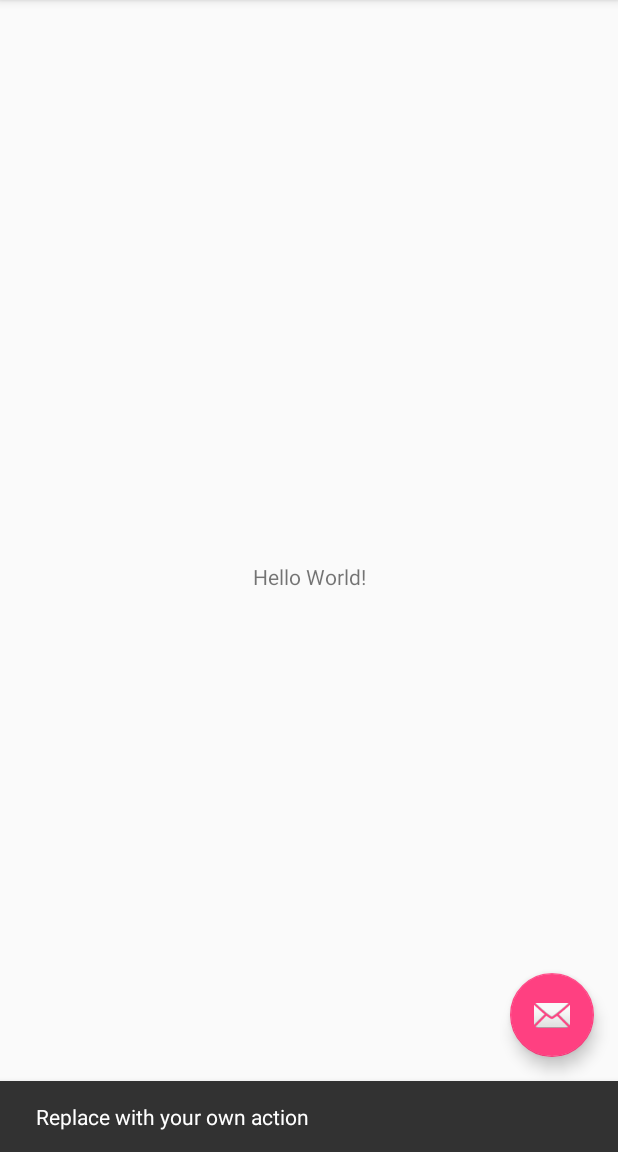
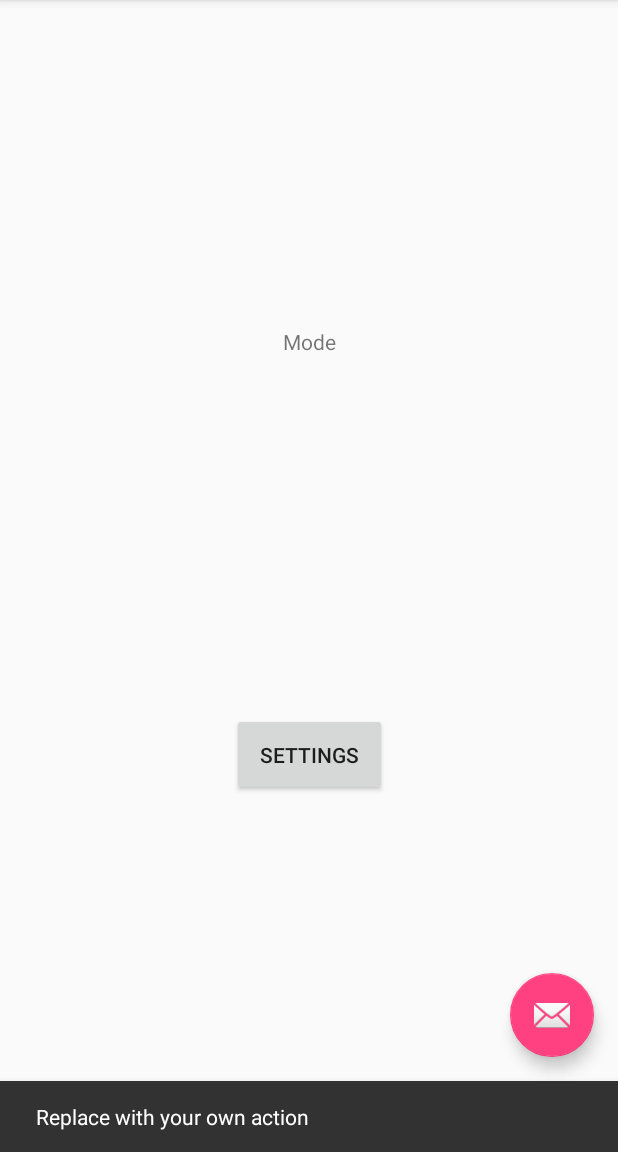
Before and after one commit to dbrewii/smart-nightlight, an Android app: the screen it shows after launch (MainActivity), after a tap on an icon or button, on a phone screen of 412 x 824 dp, the part 84-1236 px from its top. Run offline under Robolectric (Android 15) with nearby library versions, the phone set to English and light mode, and no system bars.

Commit message:
Added basic color picker activity

```diff
--- a/app/build.gradle
+++ b/app/build.gradle
@@ -27,5 +27,7 @@ dependencies {
     compile 'com.android.support:appcompat-v7:26.+'
     compile 'com.android.support.constraint:constraint-layout:1.0.2'
     compile 'com.android.support:design:26.+'
+    compile 'com.rarepebble:colorpicker:2.2.0'
     testCompile 'junit:junit:4.12'
+
 }
--- a/app/src/main/AndroidManifest.xml
+++ b/app/src/main/AndroidManifest.xml
@@ -19,6 +19,7 @@
                 <category android:name="android.intent.category.LAUNCHER" />
             </intent-filter>
         </activity>
+        <activity android:name=".SettingsActivity"></activity>
     </application>
 
 </manifest>
--- a/app/src/main/java/edu/memphis/teamhack/smart_nightlight/MainActivity.java
+++ b/app/src/main/java/edu/memphis/teamhack/smart_nightlight/MainActivity.java
@@ -8,9 +8,15 @@ import android.support.v7.widget.Toolbar;
 import android.view.View;
 import android.view.Menu;
 import android.view.MenuItem;
+import android.app.Activity;
+import android.content.Intent;
+import android.view.View.OnClickListener;
+import android.widget.Button;
+
+
 
 public class MainActivity extends AppCompatActivity {
-
+    Button button;
     @Override
     protected void onCreate(Bundle savedInstanceState) {
         super.onCreate(savedInstanceState);
@@ -24,8 +30,24 @@ public class MainActivity extends AppCompatActivity {
             public void onClick(View view) {
                 Snackbar.make(view, "Replace with your own action", Snackbar.LENGTH_LONG)
                         .setAction("Action", null).show();
+
             }
         });
+
+        // Locate the button in activity_main.xml
+        button = (Button) findViewById(R.id.button);
+
+        // Capture button clicks
+        button.setOnClickListener(new OnClickListener() {
+            public void onClick(View arg0) {
+
+                // Start NewActivity.class
+                Intent myIntent = new Intent(MainActivity.this,
+                        SettingsActivity.class);
+                startActivity(myIntent);
+            }
+        });
+
     }
 
     @Override
--- a/app/src/main/res/layout/activity_main.xml
+++ b/app/src/main/res/layout/activity_main.xml
@@ -20,8 +20,6 @@
 
     </android.support.design.widget.AppBarLayout>
 
-    <include layout="@layout/content_main" />
-
     <android.support.design.widget.FloatingActionButton
         android:id="@+id/fab"
         android:layout_width="wrap_content"
@@ -30,4 +28,6 @@
         android:layout_margin="@dimen/fab_margin"
         app:srcCompat="@android:drawable/ic_dialog_email" />
 
+    <include layout="@layout/content_main" />
+
 </android.support.design.widget.CoordinatorLayout>
--- a/app/src/main/res/layout/content_main.xml
+++ b/app/src/main/res/layout/content_main.xml
@@ -11,10 +11,22 @@
     <TextView
         android:layout_width="wrap_content"
         android:layout_height="wrap_content"
-        android:text="Hello World!"
+        android:text="@string/mode"
         app:layout_constraintBottom_toBottomOf="parent"
         app:layout_constraintLeft_toLeftOf="parent"
         app:layout_constraintRight_toRightOf="parent"
-        app:layout_constraintTop_toTopOf="parent" />
+        app:layout_constraintTop_toTopOf="parent"
+        app:layout_constraintVertical_bias="0.291"
+        android:id="@+id/textView" />
+
+    <Button
+        android:id="@+id/button"
+        android:layout_width="103dp"
+        android:layout_height="55dp"
+        android:text="@string/action_settings"
+        app:layout_constraintBottom_toBottomOf="parent"
+        app:layout_constraintLeft_toLeftOf="parent"
+        app:layout_constraintRight_toRightOf="parent"
+        app:layout_constraintTop_toBottomOf="@+id/textView" />
 
 </android.support.constraint.ConstraintLayout>
```
Also changed, not shown: app/src/main/java/edu/memphis/teamhack/smart_nightlight/SettingsActivity.java (added, +20 -0 lines), app/src/main/res/layout/activity_settings.xml (added, +17 -0 lines), app/src/main/res/values/strings.xml (+19 -0 lines), app/src/main/res/xml/preferences.xml (added, +54 -0 lines).
